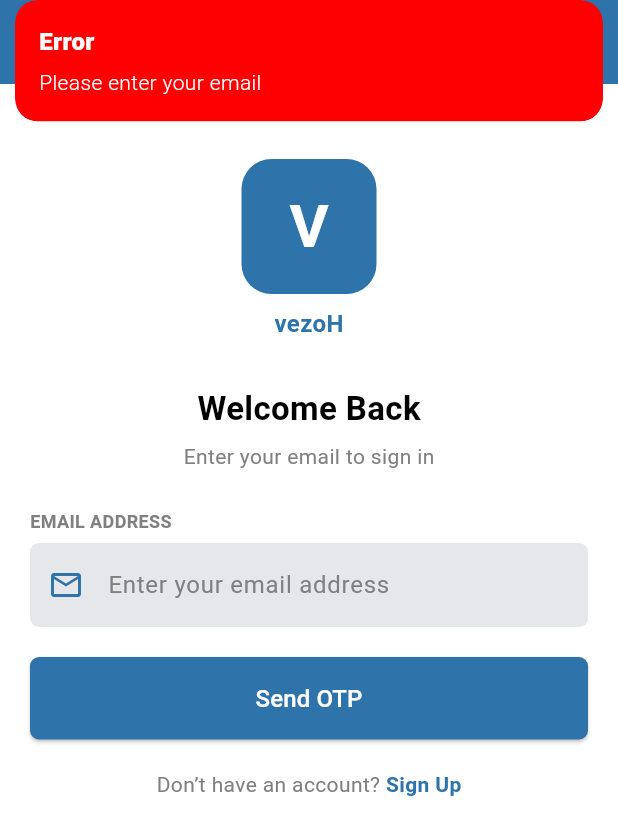
After one commit to Durgeshpatel77/vezoh_driver, a Flutter app: the SignInScreen screen opened directly, after a tap on "Send OTP", on a phone screen of 412 x 824 dp. The commit adds this screen. Shown: the top 835 px of the screen. Run offline on Flutter 3.47's test engine with Material 3 defaults, Android fonts, the phone set to English and light mode, and no system bars; our stand-ins replace get, image_picker, permission_handler, shared_preferences; accounts and stored records are empty.

Commit message:
changes done

```diff
--- /dev/null
+++ b/lib/screens/driver_sides_screens/login_scrrens/sign_in_screen.dart
@@ -0,0 +1,229 @@
+import 'dart:convert';
+import 'package:flutter/material.dart';
+import 'package:get/get.dart';
+import 'package:http/http.dart' as http;
+
+import 'package:vezoh_driver/screens/driver_sides_screens/login_scrrens/sign_in_otp_verification_screen.dart';
+import '../../../theme/app_theme.dart';
+import 'driver_detail_screen.dart';
+
+class SignInScreen extends StatefulWidget {
+  const SignInScreen({super.key});
+
+  @override
+  State<SignInScreen> createState() => _SignInScreenState();
+}
+
+class _SignInScreenState extends State<SignInScreen> {
+  final TextEditingController emailController = TextEditingController();
+  final RxBool isLoading = false.obs;
+
+  /// Function to call login API
+  Future<void> sendOtp() async {
+    if (emailController.text.trim().isEmpty) {
+      Get.snackbar("Error", "Please enter your email",
+          backgroundColor: AppColors.red, colorText: AppColors.white);
+      debugPrint("❌ Email field is empty");
+      return;
+    }
+
+    try {
+      isLoading.value = true;
+      final email = emailController.text.trim();
+      debugPrint("🔄 Sending OTP request...");
+      debugPrint("📩 Request Body: {email: $email}");
+
+      final response = await http.post(
+        Uri.parse("https://vizoh-app.onrender.com/api/auth/login/driver"),
+        headers: {"Content-Type": "application/json"},
+        body: jsonEncode({"email": email}),
+      );
+
+      debugPrint("📡 Response Status Code: ${response.statusCode}");
+      debugPrint("📡 Response Body: ${response.body}");
+
+      final data = jsonDecode(response.body);
+      isLoading.value = false;
+
+      if (response.statusCode == 200 && data["success"] == true) {
+        debugPrint("✅ OTP Sent Successfully!");
+        debugPrint("📨 Message: ${data["message"]}");
+        debugPrint("📧 Email: $email");
+
+        Get.snackbar("Success", data["message"],
+            backgroundColor: AppColors.green, colorText: AppColors.white);
+
+        /// Navigate to OTP screen
+        Get.to(() => SignInOtpVerificationScreen(email: email));
+      } else {
+        debugPrint("❌ Failed to send OTP: ${data["message"]}");
+        Get.snackbar("Error", data["message"] ?? "Something went wrong",
+            backgroundColor: AppColors.red, colorText: AppColors.white);
+      }
+    } catch (e, stackTrace) {
+      isLoading.value = false;
+      debugPrint("🚨 Exception occurred: $e");
+      debugPrint("🔍 StackTrace: $stackTrace");
+
+      Get.snackbar("Error", "Failed to connect to server",
+          backgroundColor: AppColors.red, colorText: AppColors.white);
+    }
+  }
+
+  @override
+  Widget build(BuildContext context) {
+    return Scaffold(
+      backgroundColor: AppColors.white,
+      appBar: AppBar(
+        title: const Text("Sign In",
+            style: TextStyle(color: AppColors.white, fontSize: 18)),
+        centerTitle: true,
+        backgroundColor: AppColors.skyBlue,
+        elevation: 0,
+        leading: IconButton(
+          icon: const Icon(Icons.arrow_back_ios, color: AppColors.white),
+          onPressed: () => Navigator.pop(context),
+        ),
+      ),
+      body: SingleChildScrollView(
+        child: Padding(
+          padding: const EdgeInsets.all(20),
+          child: Column(
+            crossAxisAlignment: CrossAxisAlignment.center,
+            children: [
+              const SizedBox(height: 30),
+
+              /// App Logo
+              Container(
+                height: 90,
+                width: 90,
+                decoration: BoxDecoration(
+                  color: AppColors.skyBlue,
+                  borderRadius: BorderRadius.circular(20),
+                ),
+                child: const Center(
+                  child: Text(
+                    "V",
+                    style: TextStyle(
+                      fontSize: 40,
+                      fontWeight: FontWeight.bold,
+                      color: AppColors.white,
+                    ),
+                  ),
+                ),
+              ),
+              const SizedBox(height: 8),
+              const Text(
+                "vezoH",
+                style: TextStyle(
+                  fontSize: 16,
+                  color: AppColors.skyBlue,
+                  fontWeight: FontWeight.bold,
+                ),
+              ),
+
+              const SizedBox(height: 30),
+
+              const Text(
+                "Welcome Back",
+                style: TextStyle(
+                  fontSize: 22,
+                  fontWeight: FontWeight.bold,
+                  color: AppColors.black,
+                ),
+              ),
+              const SizedBox(height: 6),
+              const Text(
+                "Enter your email to sign in",
+                style: TextStyle(color: AppColors.gray, fontSize: 14),
+              ),
+
+              const SizedBox(height: 25),
+
+              /// Email field
+              Align(
+                alignment: Alignment.centerLeft,
+                child: Text(
+                  "EMAIL ADDRESS",
+                  style: TextStyle(
+                    fontSize: 12,
+                    color: AppColors.gray,
+                    fontWeight: FontWeight.bold,
+                  ),
+                ),
+              ),
+              const SizedBox(height: 6),
+              TextField(
+                controller: emailController,
+                decoration: InputDecoration(
+                  prefixIcon: const Icon(Icons.email_outlined,
+                      color: AppColors.skyBlue),
+                  hintText: "Enter your email address",
+                  hintStyle: const TextStyle(color: AppColors.gray),
+                  filled: true,
+                  fillColor: AppColors.graybg,
+                  border: OutlineInputBorder(
+                    borderRadius: BorderRadius.circular(6),
+                    borderSide: BorderSide.none,
+                  ),
+                ),
+              ),
+
+              const SizedBox(height: 20),
+
+              /// Send OTP button
+              Obx(() => SizedBox(
+                width: double.infinity,
+                child: ElevatedButton(
+                  onPressed: isLoading.value ? null : sendOtp,
+                  style: ElevatedButton.styleFrom(
+                    backgroundColor: AppColors.skyBlue,
+                    padding: const EdgeInsets.symmetric(vertical: 16),
+                    shape: RoundedRectangleBorder(
+                      borderRadius: BorderRadius.circular(6),
+                    ),
+                  ),
+                  child: isLoading.value
+                      ? const CircularProgressIndicator(
+                    color: AppColors.white,
+                  )
+                      : const Text(
+                    "Send OTP",
+                    style: TextStyle(
+                      color: AppColors.white,
+                      fontSize: 16,
+                    ),
+                  ),
+                ),
+              )),
+
+              const SizedBox(height: 20),
+
+              /// Sign Up link
+              GestureDetector(
+                onTap: () {
+                  Get.to(() => const DriverDetailScreen());
+                },
+                child: const Text.rich(
+                  TextSpan(
+                    text: "Don’t have an account? ",
+                    style: TextStyle(color: AppColors.gray),
+                    children: [
+                      TextSpan(
+                        text: "Sign Up",
+                        style: TextStyle(
+                          color: AppColors.skyBlue,
+                          fontWeight: FontWeight.bold,
+                        ),
+                      ),
+                    ],
+                  ),
+                ),
+              )
+            ],
+          ),
+        ),
+      ),
+    );
+  }
+}
```
Also changed, not shown: lib/screens/driver_sides_screens/login_scrrens/driver_detail_screen.dart (+25 -2 lines), lib/screens/driver_sides_screens/login_scrrens/sign_in_otp_verification_screen.dart (added, +335 -0 lines).
